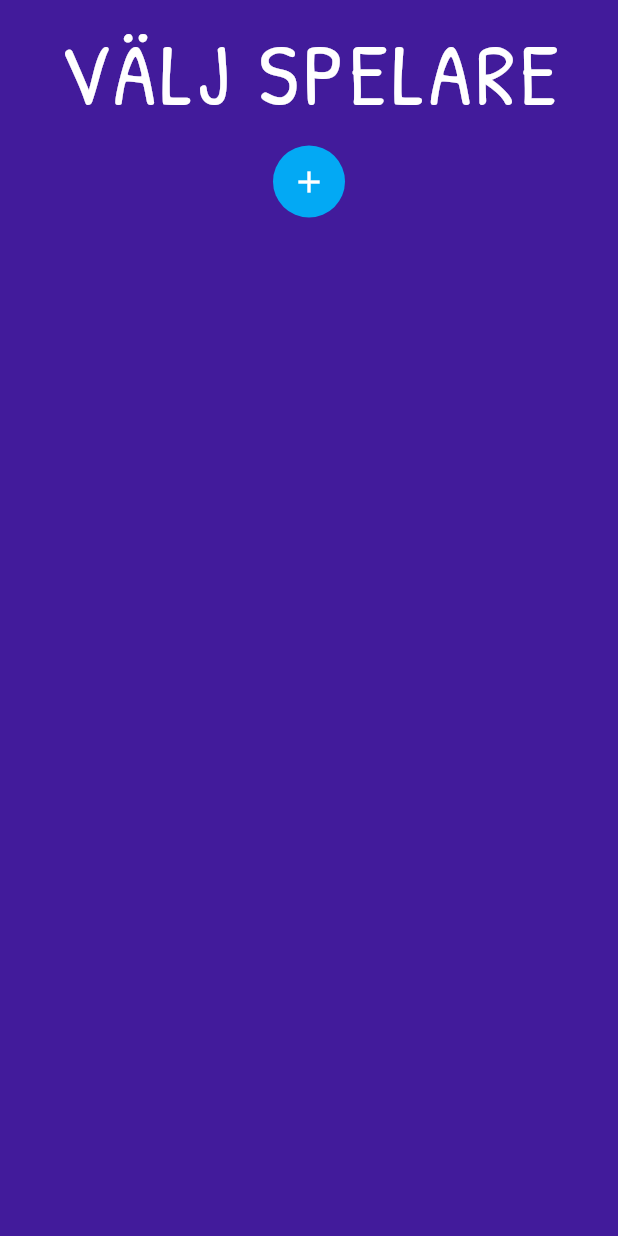
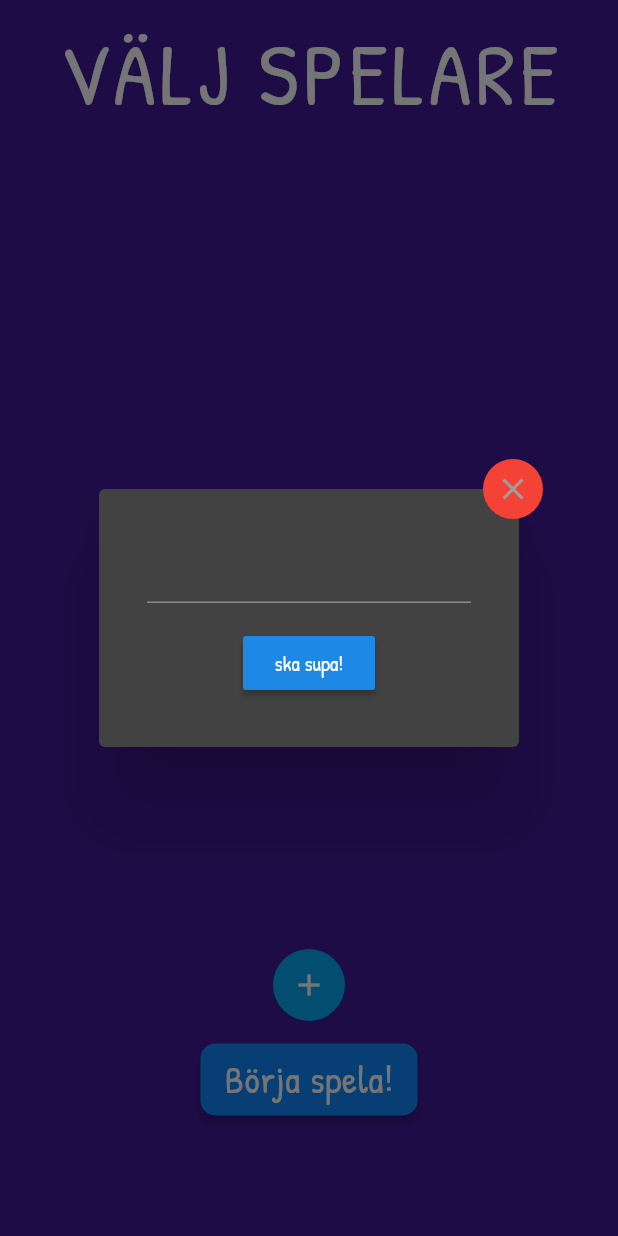
Before and after one commit to ponbac/drinktajm, a Flutter app: the PlayerSelect screen opened by its route, after a tap on the "add" icon, on a phone screen of 412 x 824 dp. Run offline on Flutter 3.47's test engine with Material 2 defaults, Android fonts, the phone set to English and light mode, and no system bars.

Commit message:
added working page for adding players to the game

```diff
--- a/lib/models/player.dart
+++ b/lib/models/player.dart
@@ -3,4 +3,8 @@ class Player {
   int sips;
 
   Player(this.name);
+
+  void addSips(int amount) {
+    sips += amount;
+  }
 }
--- a/lib/pages/player_select_page.dart
+++ b/lib/pages/player_select_page.dart
@@ -1,3 +1,6 @@
+import 'package:drinkinggame/models/player.dart';
+import 'package:drinkinggame/pages/game_page.dart';
+import 'package:drinkinggame/widgets/action_button.dart';
 import 'package:drinkinggame/widgets/header_text.dart';
 import 'package:flutter/material.dart';
 
@@ -9,12 +12,41 @@ class PlayerSelect extends StatefulWidget {
 }
 
 class _PlayerSelectState extends State<PlayerSelect> {
+  final _formKey = GlobalKey<FormState>();
+
+  List<Player> playerList = new List<Player>();
+
+  void _addPlayer(String name) {
+    playerList.add(new Player(name));
+  }
+
+  void _startGame(BuildContext ctx) {
+    if (playerList.length > 0) {
+      Navigator.of(ctx)
+          .pushNamed(GamePage.routeName, arguments: {'playerList': playerList});
+    }
+  }
+
   @override
   Widget build(BuildContext context) {
+    double height = MediaQuery.of(context).size.height;
+
     return Scaffold(
       body: Column(
         children: <Widget>[
           HeaderText('VÄLJ SPELARE'),
+          SizedBox(
+            height: height * 0.65,
+            child: ListView.builder(
+                itemCount: playerList.length,
+                itemBuilder: (context, index) {
+                  return Center(
+                      child: Text(
+                    '${playerList.elementAt(index).name}',
+                    style: TextStyle(fontWeight: FontWeight.bold, fontSize: 40),
+                  ));
+                }),
+          ),
           Center(
               child: Ink(
             decoration: const ShapeDecoration(
@@ -24,9 +56,72 @@ class _PlayerSelectState extends State<PlayerSelect> {
             child: IconButton(
               icon: Icon(Icons.add),
               color: Colors.white,
-              onPressed: () {},
+              onPressed: () {
+                showDialog(
+                    context: context,
+                    builder: (BuildContext context) {
+                      return AlertDialog(
+                        content: Stack(
+                          overflow: Overflow.visible,
+                          children: <Widget>[
+                            Positioned(
+                              right: -40.0,
+                              top: -40.0,
+                              child: InkResponse(
+                                onTap: () {
+                                  Navigator.of(context).pop();
+                                },
+                                child: CircleAvatar(
+                                  child: Icon(Icons.close),
+                                  backgroundColor: Colors.red,
+                                ),
+                              ),
+                            ),
+                            Form(
+                              key: _formKey,
+                              child: Column(
+                                mainAxisSize: MainAxisSize.min,
+                                children: <Widget>[
+                                  Padding(
+                                    padding: EdgeInsets.all(8.0),
+                                    child: TextFormField(
+                                      onSaved: (String value) {
+                                        setState(() {
+                                          _addPlayer(value);
+                                          Navigator.of(context).pop();
+                                        });
+                                      },
+                                    ),
+                                  ),
+                                  Padding(
+                                    padding: const EdgeInsets.all(8.0),
+                                    child: RaisedButton(
+                                      child: Text("ska supa!"),
+                                      onPressed: () {
+                                        if (_formKey.currentState.validate()) {
+                                          _formKey.currentState.save();
+                                        }
+                                      },
+                                    ),
+                                  )
+                                ],
+                              ),
+                            ),
+                          ],
+                        ),
+                      );
+                    });
+              },
             ),
-          ))
+          )),
+          Container(
+            height: 48,
+            margin: EdgeInsets.only(top: 15),
+            child: ActionButton(
+              buttonTitle: 'Börja spela!',
+              onPress: () => _startGame(context),
+            ),
+          )
         ],
       ),
     );
```
Also changed, not shown: lib/pages/game_page.dart (+14 -2 lines).
